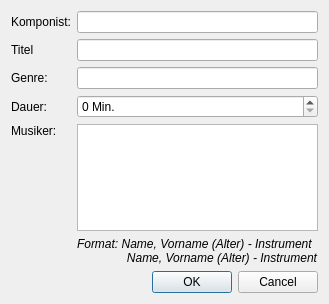
doitux/qupil, file src/gui/concertmanager/addexternalrecitalpiecedialog.ui: the form before one commit.
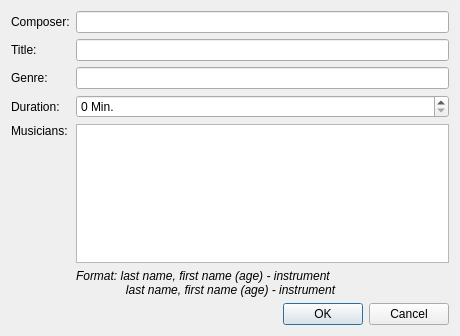
The form after the commit.

```diff
--- a/src/gui/concertmanager/addexternalrecitalpiecedialog.ui
+++ b/src/gui/concertmanager/addexternalrecitalpiecedialog.ui
@@ -6,8 +6,8 @@
    <rect>
     <x>0</x>
     <y>0</y>
-    <width>325</width>
-    <height>304</height>
+    <width>460</width>
+    <height>336</height>
    </rect>
   </property>
   <property name="windowTitle">
@@ -17,7 +17,7 @@
    <item row="0" column="0">
     <widget class="QLabel" name="label_5">
      <property name="text">
-      <string>Komponist:</string>
+      <string>Composer:</string>
      </property>
     </widget>
    </item>
@@ -27,7 +27,7 @@
    <item row="1" column="0">
     <widget class="QLabel" name="label_6">
      <property name="text">
-      <string>Titel</string>
+      <string>Title:</string>
      </property>
     </widget>
    </item>
@@ -47,7 +47,7 @@
    <item row="3" column="0">
     <widget class="QLabel" name="label_3">
      <property name="text">
-      <string>Dauer:</string>
+      <string>Duration:</string>
      </property>
     </widget>
    </item>
@@ -61,7 +61,7 @@
    <item row="4" column="0">
     <widget class="QLabel" name="label_2">
      <property name="text">
-      <string>Musiker:</string>
+      <string>Musicians:</string>
      </property>
      <property name="alignment">
       <set>Qt::AlignLeading|Qt::AlignLeft|Qt::AlignTop</set>
@@ -80,8 +80,8 @@
 &lt;html&gt;&lt;head&gt;&lt;meta name=&quot;qrichtext&quot; content=&quot;1&quot; /&gt;&lt;style type=&quot;text/css&quot;&gt;
 p, li { white-space: pre-wrap; }
 &lt;/style&gt;&lt;/head&gt;&lt;body style=&quot; font-weight:400; font-style:normal;&quot;&gt;
-&lt;p style=&quot; margin-top:0px; margin-bottom:0px; margin-left:0px; margin-right:0px; -qt-block-indent:0; text-indent:0px;&quot;&gt;&lt;span style=&quot; font-style:italic;&quot;&gt;Format: Name, Vorname (Alter) - Instrument&lt;/span&gt;&lt;/p&gt;
-&lt;p style=&quot; margin-top:0px; margin-bottom:0px; margin-left:0px; margin-right:0px; -qt-block-indent:0; text-indent:0px;&quot;&gt;&lt;span style=&quot; font-style:italic;&quot;&gt;               &lt;/span&gt;&lt;span style=&quot; font-style:italic;&quot;&gt;Name, Vorname (Alter) - Instrument&lt;/span&gt;&lt;/p&gt;&lt;/body&gt;&lt;/html&gt;</string>
+&lt;p style=&quot; margin-top:0px; margin-bottom:0px; margin-left:0px; margin-right:0px; -qt-block-indent:0; text-indent:0px;&quot;&gt;&lt;span style=&quot; font-style:italic;&quot;&gt;Format: last name, first name (age) - instrument&lt;/span&gt;&lt;/p&gt;
+&lt;p style=&quot; margin-top:0px; margin-bottom:0px; margin-left:0px; margin-right:0px; -qt-block-indent:0; text-indent:0px;&quot;&gt;&lt;span style=&quot; font-style:italic;&quot;&gt;               &lt;/span&gt;&lt;span style=&quot; font-style:italic;&quot;&gt;last name, first name (age) - instrument&lt;/span&gt;&lt;/p&gt;&lt;/body&gt;&lt;/html&gt;</string>
        </property>
       </widget>
      </item>
```
Left out of the diff: 2 changed lines with no effect on the pictures.
